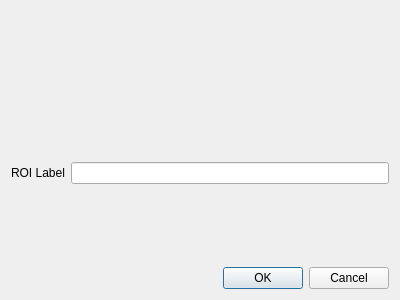
The window that GUI/qt/QtAddons/roiitemdlg.ui (neutronimaging/imagingsuite) describes before a commit, drawn with Qt 5.
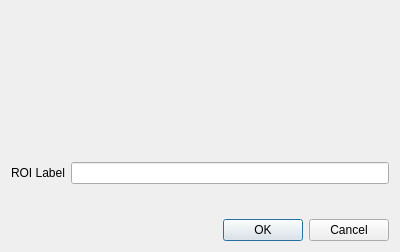
The same window after the commit. Custom widgets are drawn as their Qt base class.

Commit message: Added option to require item dialog at add ROI.

```diff
--- a/GUI/qt/QtAddons/roiitemdlg.ui
+++ b/GUI/qt/QtAddons/roiitemdlg.ui
@@ -7,7 +7,7 @@
     <x>0</x>
     <y>0</y>
     <width>400</width>
-    <height>300</height>
+    <height>252</height>
    </rect>
   </property>
   <property name="windowTitle">
```
Left out of the diff: 2 changed lines with no effect on the pictures. The commit also changes 2 other files.
